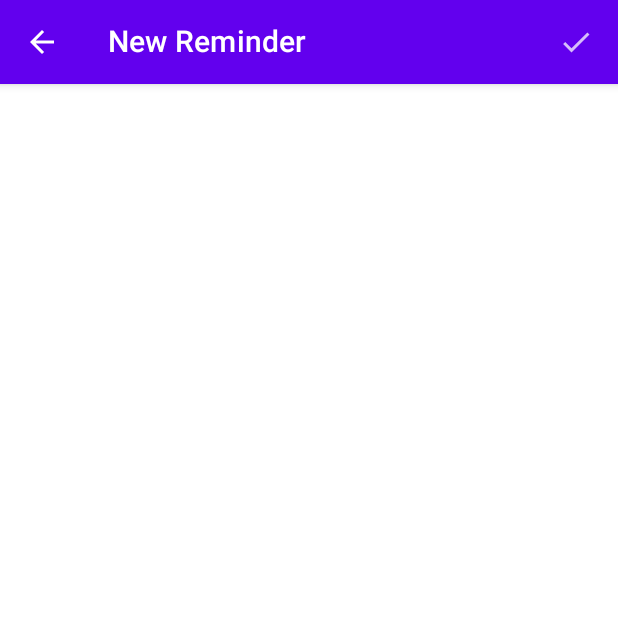
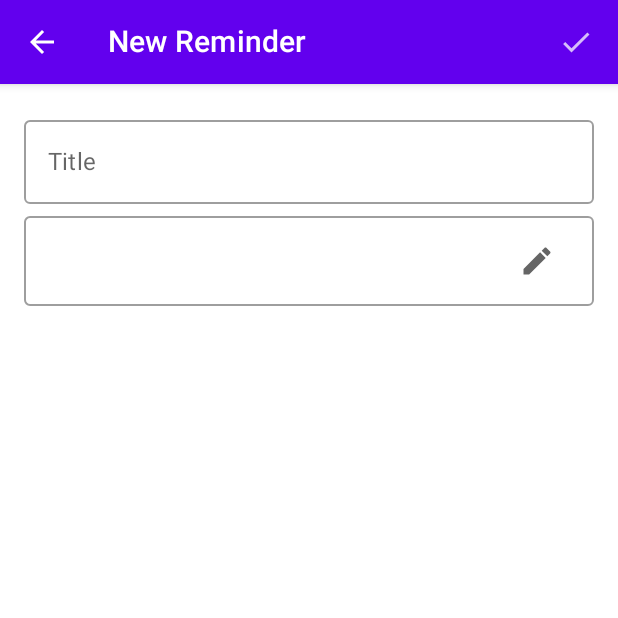
Before and after one commit to r4dhiDj/COMP90018-selfcare-app, an Android app built with Jetpack Compose: the composable CreateReminderScreen called with empty values, on a phone screen of 412 x 824 dp, the top half of it. Run offline under Robolectric (Android 15) with nearby library versions, the light colour scheme and no system bars; 5 statements that could not run were skipped.

Commit message:
updated CreateReminderScreen and Reminder composables

```diff
--- a/app/src/main/java/com/example/selfcare/presentation/reminders/CreateReminderScreen.kt
+++ b/app/src/main/java/com/example/selfcare/presentation/reminders/CreateReminderScreen.kt
@@ -29,7 +29,8 @@ import com.google.android.material.timepicker.TimeFormat
 @Composable
 fun CreateReminderScreen (
     selectedReminder: Reminder?,
-    navigateToReminderScreen: (Action) -> Unit
+    navigateToReminderScreen: (Action) -> Unit,
+    reminderViewModel: ReminderViewModel
 ) {
 
     Scaffold(
@@ -40,71 +41,18 @@ fun CreateReminderScreen (
             )
         },
         content = {
+            ReminderContent(
+                title = "",
+                onTitleChange = {},
+                time = "",
+                onTimeChange = {},
+                reminderViewModel = reminderViewModel
+            )
 
         }
     )
 
-//    // text value saved in reminder viewmodel
-//    val reminderText = reminderViewModel.reminderText
-//    val activity = LocalContext.current as MainActivity
-//
-//    Card(
-//        modifier = Modifier
-//            .padding(top = 12.dp, bottom = 12.dp, start = 20.dp, end = 20.dp)
-//    ) {
-//        Column(
-//            modifier = Modifier
-//                .padding(top = 12.dp, bottom = 12.dp, start = 10.dp, end = 10.dp)
-//        ) {
-//            Text(
-//                text = "Reminder",
-//                modifier = Modifier
-//            )
-//            OutlinedTextField(
-//                value = reminderText,
-//                onValueChange = { newValue ->
-//                    reminderViewModel.onTextChanged(newValue)
-//                                },
-//                modifier = Modifier
-//                    .padding(top = 5.dp, bottom = 5.dp, start = 8.dp, end = 8.dp)
-//                    .align(Alignment.CenterHorizontally)
-//            )
-//            Text(
-//                text = "Set Time"
-//            )
-//
-//            Button(
-//                onClick = { showTimePicker(activity, reminderViewModel)},
-//                modifier = Modifier
-//                    .align(Alignment.CenterHorizontally)
-//            ) {
-//                Text(text = "Select Time")
-//                Icon(
-//                    painter = painterResource(id = R.drawable.ic_baseline_timer_24),
-//                    contentDescription = "store",
-//                    modifier = Modifier
-//                        .padding(10.dp)
-//                        .clip(RoundedCornerShape(20.dp))
-//                )
-//            }
-//
-//            Text(
-//                text = "Confirm"
-//            )
-//
-//            // Button to add TODO: replace with fab
-//            Row(
-//                modifier = Modifier
-//                    .fillMaxWidth(),
-//                Arrangement.SpaceEvenly
-//            ) {
-//                Button(onClick = { reminderViewModel.createReminder() }) {
-//                    Text(text = "OK")
-//                }
-//            }
-//
-//        }
-//    }
+
 }
 
 
@@ -125,34 +73,3 @@ fun CreateReminderScreen (
 //        )
 //    }
 //}
-
-
-/**
- * Displays the time picker to the user
- */
-
-//fun showTimePicker(activity: MainActivity,
-//reminderViewModel: ReminderViewModel
-//) {
-//
-//    // Obtains the current time of the system
-//    reminderViewModel.getCurrentTime()
-//    Log.d("TIME PICKER", "showTimePicker: ${reminderViewModel.hour} ")
-//
-//    // Builds the time picker
-//    val picker = MaterialTimePicker.Builder()
-//        .setTimeFormat(TimeFormat.CLOCK_12H)
-//        .setHour(reminderViewModel.hour)
-//        .setMinute(reminderViewModel.minute)
-//        .setTitleText("Select Reminder Time")
-//        .build()
-//
-//    picker.show(activity.supportFragmentManager, picker.toString())
-//
-//    // Sets the ViewModel's attributes according to the picker's time
-//    picker.addOnPositiveButtonClickListener{
-//        reminderViewModel.savedHour = picker.hour
-//        reminderViewModel.savedMinute = picker.minute
-//    }
-//
-//}
--- /dev/null
+++ b/app/src/main/java/com/example/selfcare/presentation/reminders/ReminderContent.kt
@@ -0,0 +1,142 @@
+package com.example.selfcare.presentation.reminders
+
+import androidx.compose.foundation.background
+import androidx.compose.foundation.border
+import androidx.compose.foundation.layout.*
+import androidx.compose.material.*
+import androidx.compose.runtime.Composable
+import androidx.compose.ui.Modifier
+import androidx.compose.ui.unit.dp
+import androidx.compose.material.icons.Icons
+import androidx.compose.material.icons.filled.DateRange
+import androidx.compose.material.icons.filled.Edit
+import androidx.compose.ui.Alignment
+import androidx.compose.ui.draw.alpha
+import androidx.compose.ui.platform.LocalContext
+import androidx.compose.ui.tooling.preview.Preview
+import com.example.selfcare.MainActivity
+import com.example.selfcare.viewmodels.ReminderViewModel
+import com.google.android.material.timepicker.MaterialTimePicker
+import com.google.android.material.timepicker.TimeFormat
+
+@Composable
+fun ReminderContent (
+    title: String,
+    onTitleChange: (String) -> Unit,
+    time: String,
+    onTimeChange: (String) -> Unit,
+    reminderViewModel: ReminderViewModel
+) {
+
+    val activity = LocalContext.current as MainActivity
+
+    Column(
+        modifier = Modifier
+            .fillMaxSize()
+            .padding(16.dp)
+    ) {
+        OutlinedTextField(
+            modifier = Modifier.fillMaxWidth(),
+            value = title,
+            onValueChange = { onTitleChange(it) },
+            label = { Text("Title") },
+            textStyle = MaterialTheme.typography.body1
+        )
+        Divider(
+            modifier = Modifier
+                .height(8.dp),
+            color = MaterialTheme.colors.background
+        )
+        TimePicker(
+            activity = activity,
+            reminderViewModel = reminderViewModel,
+            time = time,
+            onTimeChange = onTimeChange
+        )
+
+
+    }
+}
+
+
+
+@Composable
+fun TimePicker(
+    activity: MainActivity,
+    reminderViewModel: ReminderViewModel,
+    time: String,
+    onTimeChange: (String) -> Unit
+) {
+    Row(
+        modifier = Modifier
+            .fillMaxWidth()
+            .background(MaterialTheme.colors.background)
+            .height(60.dp)
+            .border(
+                width = 1.dp,
+                color = MaterialTheme.colors.onSurface.copy(alpha = ContentAlpha.disabled),
+                shape = MaterialTheme.shapes.small
+            ),
+        verticalAlignment = Alignment.CenterVertically
+    ) {
+        Text(
+            // TODO: Fix This
+            text = time,
+            modifier = Modifier
+                .weight(8f)
+                .padding(start = 24.dp),
+        )
+        IconButton(
+            modifier = Modifier
+                .alpha(ContentAlpha.medium)
+                .weight(2f),
+            onClick = { showTimePicker(
+                activity = activity,
+                reminderViewModel = reminderViewModel,
+                onTimeChange = onTimeChange
+            ) }
+        ) {
+            Icon(
+                imageVector = Icons.Filled.Edit,
+                contentDescription = "Time Picker"
+            )
+
+        }
+
+
+    }
+
+
+
+}
+
+/**
+ * Displays the time picker to the user
+ */
+
+fun showTimePicker(
+    activity: MainActivity,
+    reminderViewModel: ReminderViewModel,
+    onTimeChange: (String) -> Unit
+) {
+
+    // Obtains the current time of the system
+    reminderViewModel.getCurrentTime()
+
+    // Builds the time picker
+    val picker = MaterialTimePicker.Builder()
+        .setTimeFormat(TimeFormat.CLOCK_12H)
+        .setHour(reminderViewModel.hour)
+        .setMinute(reminderViewModel.minute)
+        .setTitleText("Select Reminder Time")
+        .build()
+
+    picker.show(activity.supportFragmentManager, picker.toString())
+
+    // Sets the ViewModel's attributes according to the picker's time
+    picker.addOnPositiveButtonClickListener{
+        onTimeChange(picker.hour.toString() + ":" + picker.minute.toString())
+
+    }
+
+}
--- a/app/src/main/java/com/example/selfcare/presentation/reminders/destinations/ReminderComposable.kt
+++ b/app/src/main/java/com/example/selfcare/presentation/reminders/destinations/ReminderComposable.kt
@@ -32,7 +32,8 @@ fun NavGraphBuilder.reminderComposable(
 
         CreateReminderScreen(
             selectedReminder = selectedReminder,
-            navigateToReminderScreen = navigateToReminderScreen
+            navigateToReminderScreen = navigateToReminderScreen,
+            reminderViewModel = reminderViewModel
         )
 
     }
```
Also changed, not shown: app/src/main/java/com/example/selfcare/viewmodels/ReminderViewModel.kt (+14 -0 lines).
